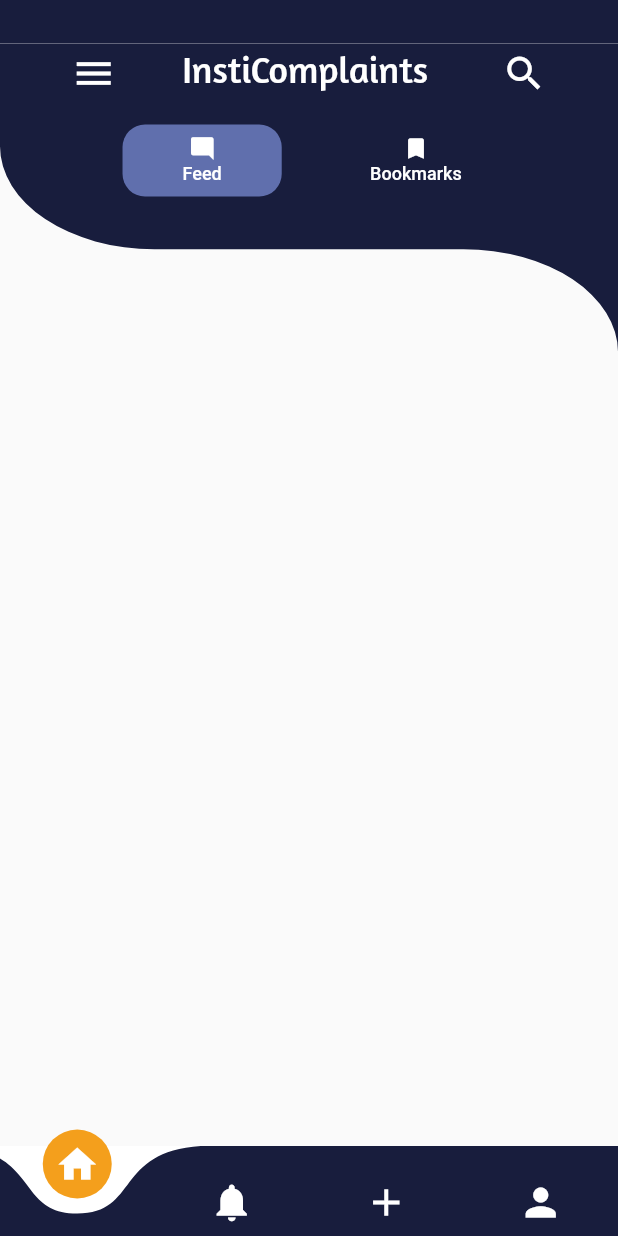
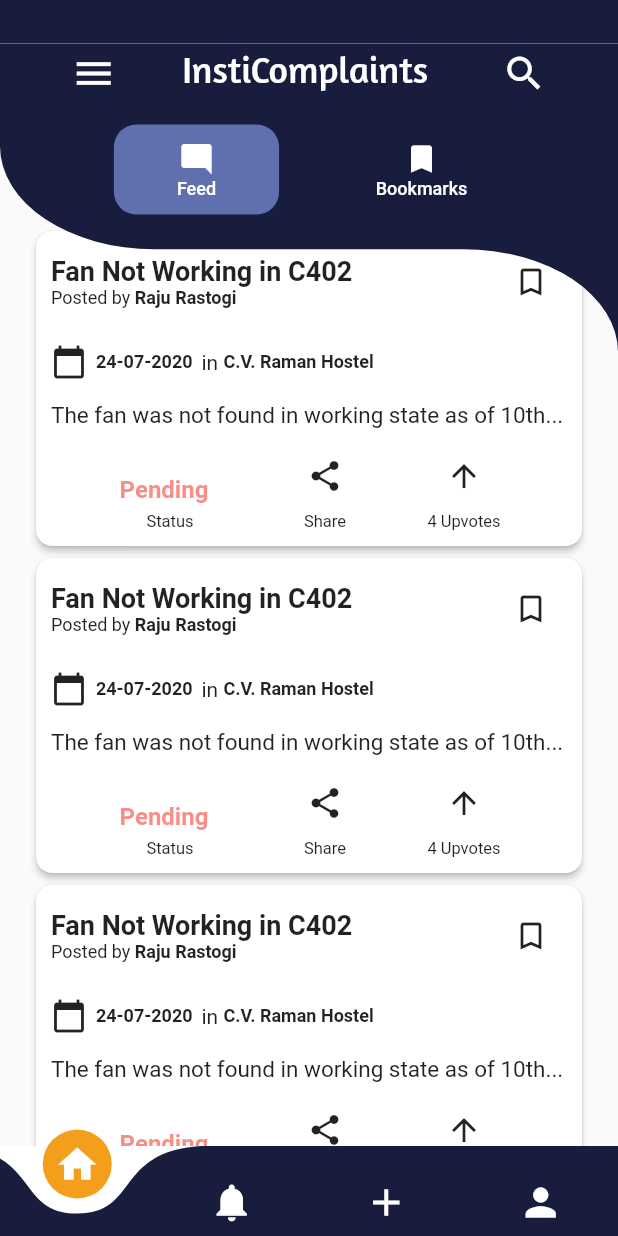
Before and after one commit to shubhanshu02/InstiComplaints-App, a Flutter app: the Feed screen opened directly, on a phone screen of 412 x 824 dp. Run offline on Flutter 3.47's test engine with Material 2 defaults, Android fonts, the phone set to English and light mode, and no system bars; drawn by our look-alikes of curved_navigation_bar; our stand-ins replace image_cropper, image_picker.

Commit message:
Added Cards to Feed Page

```diff
--- a/lib/feedPage.dart
+++ b/lib/feedPage.dart
@@ -3,6 +3,8 @@ import 'dart:math';
 import 'package:curved_navigation_bar/curved_navigation_bar.dart';
 
 GlobalKey<ScaffoldState> _scaffoldState = GlobalKey<ScaffoldState>();
+final GlobalKey<RefreshIndicatorState> _refreshIndicatorKey =
+    new GlobalKey<RefreshIndicatorState>();
 
 class Feed extends StatefulWidget {
   const Feed({Key key}) : super(key: key);
@@ -36,6 +38,18 @@ class _FeedState extends State<Feed> with SingleTickerProviderStateMixin {
   void dispose() {
     _tabController.dispose();
     super.dispose();
+  }
+
+  List<ComplaintBox> _listBuilder() {
+    List<ComplaintBox> _list = [];
+    for (int i = 0; i < 10; i++) {
+      _list.insert(0, ComplaintBox());
+    }
+    return _list;
+  }
+
+  Future<Null> _refresh() {
+    return () {}();
   }
 
   @override
@@ -90,11 +104,21 @@ class _FeedState extends State<Feed> with SingleTickerProviderStateMixin {
             child: TabBarView(
               controller: _tabController,
               children: <Widget>[
-                Container(
+                Padding(
+                  padding: const EdgeInsets.only(
+                      right: 20, left: 20, top: 150, bottom: 0),
+                  child: Container(
                       // add contents of the feed page
+                      child: ListView.builder(
+                          itemBuilder: (_, index) => ComplaintBox())),
                 ),
-                Container(
+                Padding(
+                  padding: const EdgeInsets.only(
+                      right: 20, left: 20, top: 150, bottom: 0),
+                  child: Container(
                       // add contents of the bookmark page
+                      child: ListView.builder(
+                          itemBuilder: (_, index) => ComplaintBox())),
                 ),
               ],
             ),
@@ -167,7 +191,8 @@ class _FeedState extends State<Feed> with SingleTickerProviderStateMixin {
                     // Implementation of tabbar
                     Center(
                       child: Container(
-                        width: 285.0,
+                        width: 300.0,
+                        height: 60,
                         child: TabBar(
                           controller: _tabController,
                           indicatorSize: TabBarIndicatorSize.label,
@@ -184,13 +209,13 @@ class _FeedState extends State<Feed> with SingleTickerProviderStateMixin {
                             Tab(
                               child: Padding(
                                 padding: const EdgeInsets.fromLTRB(
-                                    40.0, 7.0, 40.0, 3.0),
+                                    42.0, 5.0, 42.0, 0),
                                 child: Column(
                                   children: [
                                     Icon(
                                       Icons.mode_comment,
                                       color: Colors.white,
-                                      size: 18.0,
+                                      size: 24.0,
                                     ),
                                     SizedBox(
                                       height: 1.0,
@@ -206,14 +231,14 @@ class _FeedState extends State<Feed> with SingleTickerProviderStateMixin {
                             ),
                             Tab(
                               child: Padding(
-                                padding: const EdgeInsets.fromLTRB(
-                                    17.0, 7.0, 17.0, 3.0),
+                                padding:
+                                    const EdgeInsets.fromLTRB(25, 5.0, 25, 0),
                                 child: Column(
                                   children: [
                                     Icon(
                                       Icons.bookmark,
                                       color: Colors.white,
-                                      size: 18.0,
+                                      size: 24,
                                     ),
                                     SizedBox(
                                       height: 1.0,
@@ -715,25 +740,17 @@ class _NavDrawerState extends State<NavDrawer> {
 class ComplaintBox extends StatelessWidget {
   @override
   Widget build(BuildContext context) {
-    return Material(
-        elevation: 4,
+    return Card(
+        elevation: 2,
+        shape: RoundedRectangleBorder(borderRadius: BorderRadius.circular(11)),
         child: Container(
-          width: 377,
-          decoration: BoxDecoration(
-            color: Colors.white,
-            shape: BoxShape.rectangle,
-            borderRadius: BorderRadius.circular(11),
-            boxShadow: [
-              BoxShadow(
-                color: Colors.black
-                    .withOpacity(0.1), //Color(0xFFD9B08C).withOpacity(0.7),
-                spreadRadius: 1,
-                blurRadius: 0.5,
-
-                //offset: Offset(0, 30), // changes position of shadow
-              )
-            ],
-          ),
+          // TODO: Adjust height according to generator function
+          height: 210,
+          child: InkWell(
+            splashColor: Colors.blue.withAlpha(300),
+            onTap: () {
+              //TODO: Add navigator to other card
+            },
             child: Container(
               padding: EdgeInsets.all(10),
               child: Column(
@@ -765,7 +782,11 @@ class ComplaintBox extends StatelessWidget {
                           ),
                         ],
                       ),
-                    Icon(Icons.bookmark_outline)
+                      IconButton(
+                          icon: Icon(Icons.bookmark_outline),
+                          onPressed: () {
+                            //TODO: Add color change
+                          })
                     ],
                   ),
                   SizedBox(height: 7),
@@ -802,17 +823,24 @@ class ComplaintBox extends StatelessWidget {
                   SizedBox(height: 7),
                   Row(
                     mainAxisAlignment: MainAxisAlignment.spaceEvenly,
+                    crossAxisAlignment: CrossAxisAlignment.end,
                     children: <Widget>[
                       SizedBox(
                         width: 70,
+
+                        child: Center(
                           child: Column(
+                            mainAxisAlignment: MainAxisAlignment.end,
+
                             crossAxisAlignment: CrossAxisAlignment.center,
                             children: <Widget>[
                               Text('Pending  ',
                                   style: TextStyle(
+                                    fontSize: 16,
                                     color: Colors.red.withOpacity(0.6),
                                     fontWeight: FontWeight.bold,
                                   )),
+                                SizedBox(height: 5,),
                               Text(
                                 'Status',
                                 style: TextStyle(
@@ -823,9 +851,13 @@ class ComplaintBox extends StatelessWidget {
                             ],
                           ),
                         ),
+                      ),
                       Column(
                         children: <Widget>[
-                        Icon(Icons.share),
+                          IconButton(
+                            icon: Icon(Icons.share),
+                            onPressed: () {},
+                          ),
                           Text(
                             'Share',
                             style: TextStyle(
@@ -836,7 +868,10 @@ class ComplaintBox extends StatelessWidget {
                       ),
                       Column(
                         children: <Widget>[
-                        Icon(Icons.arrow_upward),
+                          IconButton(
+                            icon: Icon(Icons.arrow_upward),
+                            onPressed: () {},
+                          ),
                           Text(
                             '4 Upvotes',
                             style: TextStyle(
@@ -850,6 +885,7 @@ class ComplaintBox extends StatelessWidget {
                 ],
               ),
             ),
+          ),
         ));
   }
 }
```
Lines whose indentation alone changed are shown as unchanged.
